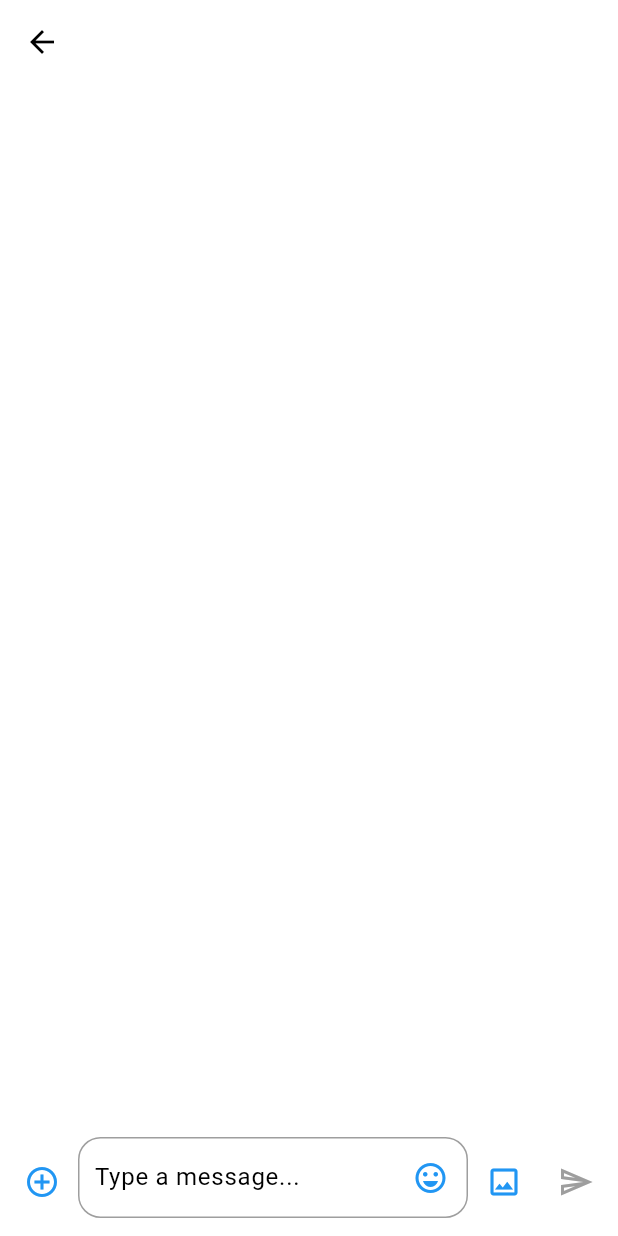
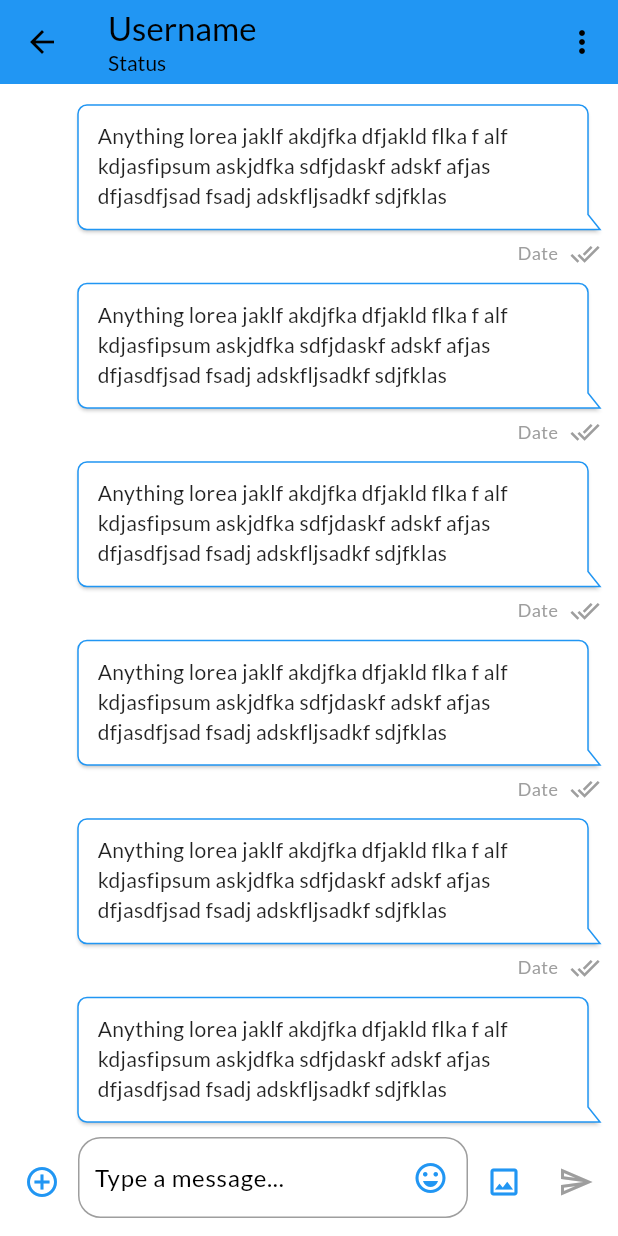
Before and after one commit to MuhammadSabah/M-Chat, a Flutter app: the screen it shows after launch, after a tap on an icon or button, on a phone screen of 412 x 824 dp. Run offline on Flutter 3.47's test engine with Material 2 defaults, Android fonts, the phone set to English and light mode, and no system bars; drawn by our look-alikes of bubble, dynamic_color; our stand-ins replace google_fonts.

Commit message:
add message bubbles

```diff
--- a/lib/main.dart
+++ b/lib/main.dart
@@ -1,8 +1,7 @@
 // import 'package:dynamic_color/dynamic_color.dart';
 import 'package:dynamic_color/dynamic_color.dart';
-import 'package:final_chat_app/core/app_pages.dart';
 import 'package:final_chat_app/src/features/contacts/screens/contact_list_screen.dart';
-import 'package:final_chat_app/src/features/group/screens/group_screen.dart';
+import 'package:final_chat_app/src/features/group/screens/group_list_screen.dart';
 import 'package:final_chat_app/src/navigation/route_generator.dart';
 import 'package:flutter/material.dart';
 import 'package:google_fonts/google_fonts.dart';
@@ -29,10 +28,17 @@ class MyApp extends StatelessWidget {
           theme: ThemeData(
             colorScheme: lightDynamic ?? _defaultLightColorScheme,
             useMaterial3: true,
+            appBarTheme: const AppBarTheme(
+              foregroundColor: Colors.black,
+            ),
+            textTheme: GoogleFonts.latoTextTheme(),
           ),
           darkTheme: ThemeData(
             colorScheme: darkDynamic ?? _defaultDarkColorScheme,
             useMaterial3: true,
+            appBarTheme: const AppBarTheme(
+              foregroundColor: Colors.white,
+            ),
           ),
           themeMode: ThemeMode.light,
           home: const HomeScreen(),
@@ -52,7 +58,7 @@ class HomeScreen extends StatefulWidget {
 class _HomeScreenState extends State<HomeScreen> {
   List<Widget> pages = const [
     ContactListScreen(),
-    GroupScreen(),
+    GroupListScreen(),
   ];
   int tabIndex = 0;
   double? iconSize = 28;
--- a/lib/src/features/chat/screens/chat_messages_screen.dart
+++ /dev/null
@@ -1,134 +0,0 @@
-import 'package:flutter/material.dart';
-
-class ChatMessagesScreen extends StatefulWidget {
-  const ChatMessagesScreen({super.key});
-
-  @override
-  State<ChatMessagesScreen> createState() => _ChatMessagesScreenState();
-}
-
-class _ChatMessagesScreenState extends State<ChatMessagesScreen> {
-  bool isFieldActive = false;
-  String? fieldValue;
-  final TextEditingController textController = TextEditingController();
-  final ScrollController scrollController = ScrollController();
-
-  @override
-  void dispose() {
-    textController.dispose();
-    scrollController.dispose();
-    super.dispose();
-  }
-
-  @override
-  Widget build(BuildContext context) {
-    isFieldActive = textController.text.isNotEmpty;
-    return Scaffold(
-      appBar: AppBar(),
-      body: SafeArea(
-        child: Column(
-          children: [
-            Expanded(
-              child: Container(),
-            ),
-            Padding(
-              padding: const EdgeInsets.all(4.0).copyWith(bottom: 12),
-              child: Row(
-                mainAxisAlignment: MainAxisAlignment.start,
-                crossAxisAlignment: CrossAxisAlignment.end,
-                mainAxisSize: MainAxisSize.max,
-                children: [
-                  IconButton(
-                    onPressed: () {},
-                    icon: Icon(
-                      Icons.add_circle_outline,
-                      color: Theme.of(context).colorScheme.primary,
-                    ),
-                  ),
-                  Expanded(
-                    child: Container(
-                      padding:
-                          const EdgeInsets.only(left: 10, top: 2, bottom: 2),
-                      decoration: BoxDecoration(
-                        borderRadius: const BorderRadius.all(
-                          Radius.circular(15),
-                        ),
-                        border:
-                            Border.all(width: 1, color: Colors.grey.shade500),
-                      ),
-                      child: IntrinsicHeight(
-                        child: Row(
-                          mainAxisSize: MainAxisSize.max,
-                          children: [
-                            Expanded(
-                              child: Scrollbar(
-                                controller: scrollController,
-                                thumbVisibility: true,
-                                child: TextField(
-                                  onChanged: (String? value) {
-                                    setState(() {
-                                      fieldValue = value;
-                                    });
-                                  },
-                                  textDirection: TextDirection.ltr,
-                                  scrollController: scrollController,
-                                  controller: textController,
-                                  textAlignVertical: TextAlignVertical.center,
-                                  textAlign: TextAlign.left,
-                                  keyboardType: TextInputType.multiline,
-                                  cursorWidth: 1,
-                                  minLines: 1,
-                                  maxLines: 4,
-                                  decoration: const InputDecoration(
-                                    hintText: 'Type a message...',
-                                    isCollapsed: true,
-                                    border: InputBorder.none,
-                                  ),
-                                ),
-                              ),
-                            ),
-                            Align(
-                              alignment: Alignment.bottomCenter,
-                              child: IconButton(
-                                onPressed: () {},
-                                icon: Icon(
-                                  Icons.emoji_emotions_outlined,
-                                  color: Theme.of(context).colorScheme.primary,
-                                ),
-                              ),
-                            ),
-                          ],
-                        ),
-                      ),
-                    ),
-                  ),
-                  isFieldActive
-                      ? const SizedBox()
-                      : IconButton(
-                          onPressed: () {},
-                          icon: Icon(
-                            Icons.image_outlined,
-                            color: Theme.of(context).colorScheme.primary,
-                            // color: iconColor,
-                          ),
-                        ),
-                  IconButton(
-                    onPressed: () {
-                      if (isFieldActive) {}
-                    },
-                    icon: Icon(
-                      Icons.send_outlined,
-                      color: isFieldActive
-                          ? Theme.of(context).colorScheme.primary
-                          : Colors.grey.shade500,
-                    ),
-                  ),
-                ],
-              ),
-            ),
-          ],
-        ),
-      ),
-    );
-  }
-}
--- /dev/null
+++ b/lib/src/features/chat/screens/chat_screen.dart
@@ -0,0 +1,168 @@
+import 'package:final_chat_app/src/features/chat/widgets/chat_messages.dart';
+import 'package:flutter/material.dart';
+
+class ChatScreen extends StatefulWidget {
+  const ChatScreen({super.key});
+
+  @override
+  State<ChatScreen> createState() => _ChatScreenState();
+}
+
+class _ChatScreenState extends State<ChatScreen> {
+  bool isFieldActive = false;
+  String? fieldValue;
+  final TextEditingController textController = TextEditingController();
+  final ScrollController scrollController = ScrollController();
+
+  @override
+  void dispose() {
+    textController.dispose();
+    scrollController.dispose();
+    super.dispose();
+  }
+
+  @override
+  Widget build(BuildContext context) {
+    isFieldActive = textController.text.isNotEmpty;
+    return Scaffold(
+      appBar: AppBar(
+        backgroundColor: Theme.of(context).colorScheme.primaryContainer,
+        leading: IconButton(
+          onPressed: () {
+            Navigator.pop(context);
+          },
+          icon: const Icon(
+            Icons.arrow_back,
+          ),
+        ),
+        centerTitle: false,
+        title: Column(
+          crossAxisAlignment: CrossAxisAlignment.start,
+          children: [
+            const Text('Username'),
+            const Text(
+              'Status',
+              style: TextStyle(fontSize: 14),
+            ),
+          ],
+        ),
+        actions: [
+          IconButton(
+            onPressed: () {},
+            icon: const Icon(
+              Icons.more_vert,
+            ),
+          ),
+        ],
+      ),
+      body: SafeArea(
+        child: Padding(
+          padding: const EdgeInsets.only(top: 8.0),
+          child: Column(
+            children: [
+              Expanded(
+                child: ChatMessages(),
+              ),
+              Padding(
+                padding: const EdgeInsets.all(4.0).copyWith(bottom: 12),
+                child: Row(
+                  mainAxisAlignment: MainAxisAlignment.start,
+                  crossAxisAlignment: CrossAxisAlignment.end,
+                  mainAxisSize: MainAxisSize.max,
+                  children: [
+                    IconButton(
+                      onPressed: () {},
+                      icon: Icon(
+                        Icons.add_circle_outline,
+                        color: Theme.of(context).colorScheme.primary,
+                      ),
+                    ),
+                    Expanded(
+                      child: Container(
+                        padding:
+                            const EdgeInsets.only(left: 10, top: 2, bottom: 2),
+                        decoration: BoxDecoration(
+                          borderRadius: const BorderRadius.all(
+                            Radius.circular(15),
+                          ),
+                          border:
+                              Border.all(width: 1, color: Colors.grey.shade500),
+                        ),
+                        child: IntrinsicHeight(
+                          child: Row(
+                            mainAxisSize: MainAxisSize.max,
+                            children: [
+                              Expanded(
+                                child: Scrollbar(
+                                  controller: scrollController,
+                                  thumbVisibility: true,
+                                  child: TextField(
+                                    onChanged: (String? value) {
+                                      setState(() {
+                                        fieldValue = value;
+                                      });
+                                    },
+                                    textDirection: TextDirection.ltr,
+                                    scrollController: scrollController,
+                                    controller: textController,
+                                    textAlignVertical: TextAlignVertical.center,
+                                    textAlign: TextAlign.left,
+                                    keyboardType: TextInputType.multiline,
+                                    cursorWidth: 1,
+                                    minLines: 1,
+                                    maxLines: 4,
+                                    decoration: const InputDecoration(
+                                      hintText: 'Type a message...',
+                                      isCollapsed: true,
+                                      border: InputBorder.none,
+                                    ),
+                                  ),
+                                ),
+                              ),
+                              Align(
+                                alignment: Alignment.bottomCenter,
+                                child: IconButton(
+                                  onPressed: () {},
+                                  icon: Icon(
+                                    Icons.emoji_emotions_outlined,
+                                    color:
+                                        Theme.of(context).colorScheme.primary,
+                                  ),
+                                ),
+                              ),
+                            ],
+                          ),
+                        ),
+                      ),
+                    ),
+                    isFieldActive
+                        ? const SizedBox()
+                        : IconButton(
+                            onPressed: () {},
+                            icon: Icon(
+                              Icons.image_outlined,
+                              color: Theme.of(context).colorScheme.primary,
+                              // color: iconColor,
+                            ),
+                          ),
+                    IconButton(
+                      onPressed: () {
+                        if (isFieldActive) {}
+                      },
+                      icon: Icon(
+                        Icons.send_outlined,
+                        color: isFieldActive
+                            ? Theme.of(context).colorScheme.primary
+                            : Colors.grey.shade500,
+                      ),
+                    ),
+                  ],
+                ),
+              ),
+            ],
+          ),
+        ),
+      ),
+    );
+  }
+}
--- /dev/null
+++ b/lib/src/features/chat/widgets/chat_messages.dart
@@ -0,0 +1,22 @@
+import 'package:final_chat_app/src/features/chat/widgets/my_message_card.dart';
+import 'package:final_chat_app/src/features/chat/widgets/sender_message_card.dart';
+import 'package:flutter/material.dart';
+
+class ChatMessages extends StatefulWidget {
+  const ChatMessages({super.key});
+
+  @override
+  State<ChatMessages> createState() => _ChatMessagesState();
+}
+
+class _ChatMessagesState extends State<ChatMessages> {
+  @override
+  Widget build(BuildContext context) {
+    return ListView.builder(
+      itemCount: 12,
+      itemBuilder: (context, index) {
+        return MyMessageCard();
+      },
+    );
+  }
+}
--- /dev/null
+++ b/lib/src/features/chat/widgets/my_message_card.dart
@@ -0,0 +1,74 @@
+import 'package:bubble/bubble.dart';
+import 'package:flutter/material.dart';
+import 'package:intl/intl.dart';
+
+class MyMessageCard extends StatelessWidget {
+  const MyMessageCard({
+    Key? key,
+    // required this.message,
+    // required this.date,
+  }) : super(key: key);
+  // final String message;
+  // final DateTime date;
+  @override
+  Widget build(BuildContext context) {
+    return Align(
+      alignment: Alignment.centerRight,
+      child: ConstrainedBox(
+        constraints: BoxConstraints(
+          maxWidth: MediaQuery.of(context).size.width - 40,
+        ),
+        child: Column(
+          crossAxisAlignment: CrossAxisAlignment.end,
+          children: [
+            Bubble(
+              key: UniqueKey(),
+              borderColor: Theme.of(context).colorScheme.primaryContainer,
+              nip: BubbleNip.rightBottom,
+              margin: const BubbleEdges.symmetric(horizontal: 12, vertical: 6),
+              child: Column(
+                crossAxisAlignment: CrossAxisAlignment.end,
+                children: const [
+                  Padding(
+                    padding: EdgeInsets.only(
+                      left: 5,
+                      right: 6,
+                      top: 5,
+                      bottom: 6,
+                    ),
+                    child: Text(
+                      "Anything lorea jaklf akdjfka dfjakld flka f alf kdjasfipsum askjdfka sdfjdaskf adskf afjas dfjasdfjsad fsadj adskfljsadkf sdjfklas ",
+                    ),
+                  ),
+                ],
+              ),
+            ),
+            Row(
+              mainAxisAlignment: MainAxisAlignment.end,
+              children: [
+                Text(
+                  // DateFormat('dd-MM yy, kk:mm').format(date).toString(),
+                  'Date',
+                  maxLines: 1,
+                  textAlign: TextAlign.end,
+                  style: TextStyle(
+                    fontSize: 12,
+                    color: Colors.grey.shade500,
+                  ),
+                ),
+                const SizedBox(width: 8),
+                Icon(
+                  Icons.done_all,
+                  size: 20,
+                  color: Colors.grey.shade500,
+                ),
+                const SizedBox(width: 12),
+              ],
+            ),
+            const SizedBox(height: 4),
+          ],
+        ),
+      ),
+    );
+  }
+}
--- a/lib/src/features/contacts/screens/contact_list_screen.dart
+++ b/lib/src/features/contacts/screens/contact_list_screen.dart
@@ -29,6 +29,7 @@ class _ContactListScreenState extends State<ContactListScreen> {
         ],
       ),
       floatingActionButton: FloatingActionButton.extended(
+        heroTag: null,
         onPressed: () {},
         tooltip: 'Add contact',
         label: const Text('Add Contact'),
--- /dev/null
+++ b/lib/src/features/group/screens/group_list_screen.dart
@@ -0,0 +1,33 @@
+import 'package:flutter/material.dart';
+
+class GroupListScreen extends StatelessWidget {
+  const GroupListScreen({super.key});
+
+  @override
+  Widget build(BuildContext context) {
+    return Scaffold(
+      appBar: AppBar(
+        title: const Text("Groups"),
+        centerTitle: true,
+      ),
+      body: Column(
+        mainAxisAlignment: MainAxisAlignment.start,
+        children: [
+          // InkWell(
+          //   onTap: () {
+          // Navigator.pushNamed(context, AppScreens.chatPath);
+          //   },
+          // child: const ContactCard(),
+          // ),
+        ],
+      ),
+      // floatingActionButton: FloatingActionButton.extended(
+      //   heroTag: null,
+      //   onPressed: () {},
+      //   tooltip: 'New group',
+      //   label: const Text('New group'),
+      //   icon: const Icon(Icons.add),
+      // ),
+    );
+  }
+}
--- a/lib/src/navigation/route_generator.dart
+++ b/lib/src/navigation/route_generator.dart
@@ -1,6 +1,6 @@
 import 'package:final_chat_app/core/app_pages.dart';
 import 'package:final_chat_app/main.dart';
-import 'package:final_chat_app/src/features/chat/screens/chat_messages_screen.dart';
+import 'package:final_chat_app/src/features/chat/screens/chat_screen.dart';
 import 'package:final_chat_app/src/features/contacts/screens/contact_list_screen.dart';
 import 'package:flutter/material.dart';
 
@@ -19,7 +19,7 @@ class RouteGenerator {
         );
       case AppScreens.chatPath:
         return MaterialPageRoute(
-          builder: (context) => const ChatMessagesScreen(),
+          builder: (context) => const ChatScreen(),
         );
 
       default:
--- a/pubspec.yaml
+++ b/pubspec.yaml
@@ -38,6 +38,8 @@ dependencies:
   cupertino_icons: ^1.0.2
   dynamic_color: ^1.5.4
   google_fonts: ^3.0.1
+  intl: ^0.17.0
+  bubble: ^1.2.1
 
 dev_dependencies:
   flutter_test:
```
Also changed, not shown: lib/src/features/chat/widgets/sender_message_card.dart (added, +74 -0 lines), lib/src/features/group/screens/group_screen.dart (deleted, +0 -12 lines), lib/src/features/group/widgets/group_message_bubble.dart (added, +99 -0 lines), pubspec.lock.
